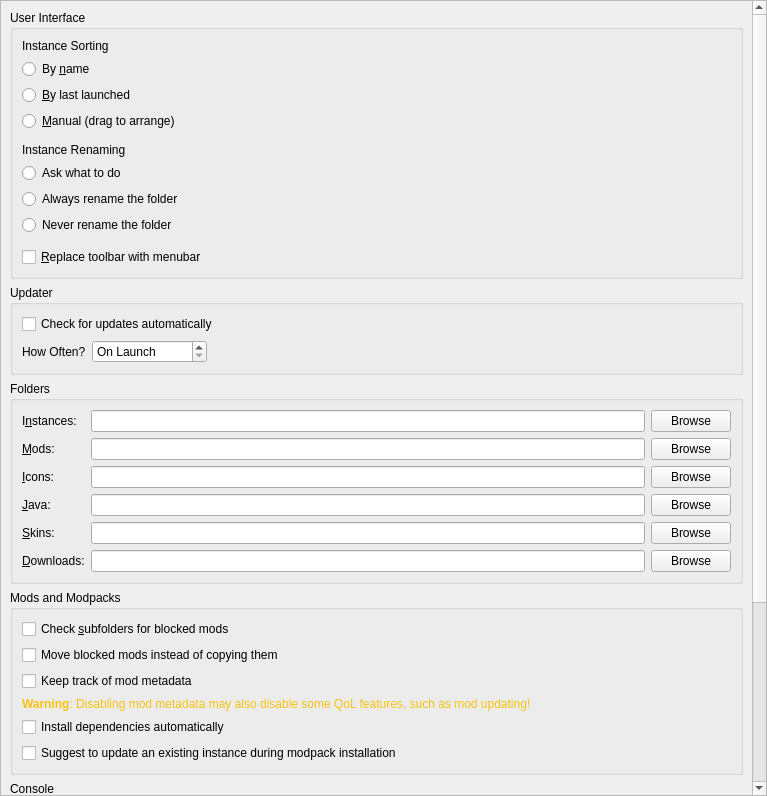
Above: launcher/ui/pages/global/LauncherPage.ui from nikitasokolov01/chroma before the change. Below: the same form after it.
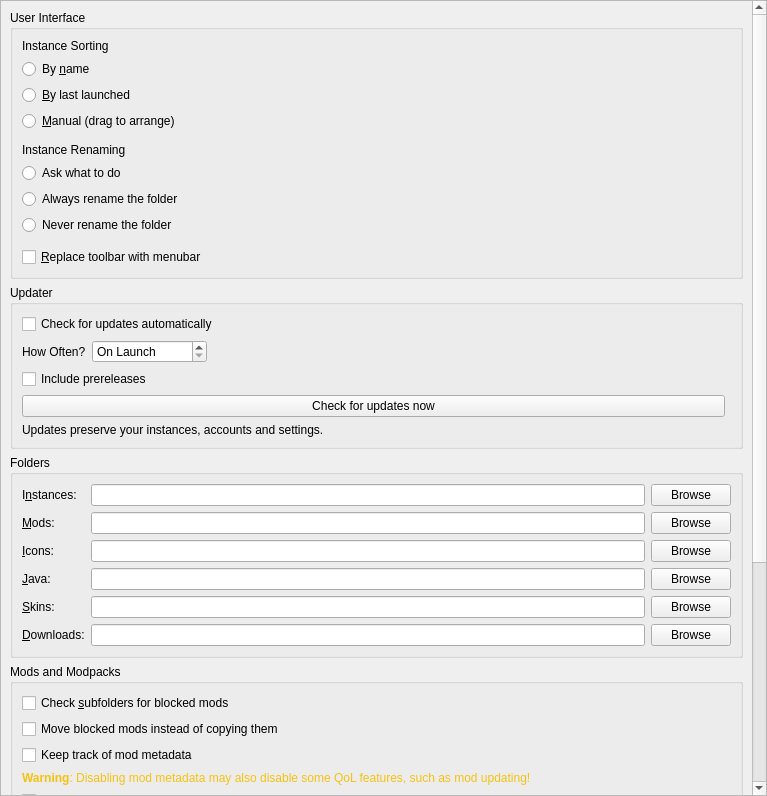
That is the form after the change.

```diff
--- a/launcher/ui/pages/global/LauncherPage.ui
+++ b/launcher/ui/pages/global/LauncherPage.ui
@@ -240,6 +240,24 @@
             </property>
            </widget>
           </item>
+          <item row="2" column="0" colspan="2">
+           <widget class="QCheckBox" name="prereleaseUpdateCheckBox">
+            <property name="text"><string>Include prereleases</string></property>
+            <property name="toolTip"><string>Offer newer preview releases as well as stable releases. Updates are downloaded and installed only when you choose.</string></property>
+           </widget>
+          </item>
+          <item row="3" column="0">
+           <widget class="QPushButton" name="checkUpdatesButton">
+            <property name="text"><string>Check for updates now</string></property>
+           </widget>
+          </item>
+          <item row="4" column="0" colspan="2">
+           <widget class="QLabel" name="updateStatusLabel">
+            <property name="text"><string>Updates preserve your instances, accounts and settings.</string></property>
+            <property name="wordWrap"><bool>true</bool></property>
+            <property name="textFormat"><enum>Qt::PlainText</enum></property>
+           </widget>
+          </item>
          </layout>
         </widget>
        </item>
```
